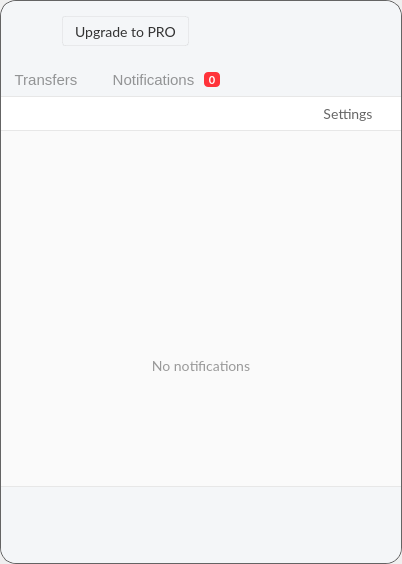
This is src/MEGASync/gui/win/InfoDialog.ui in meganz/MEGAsync as Qt 5 draws it before an edit. The edited form follows.
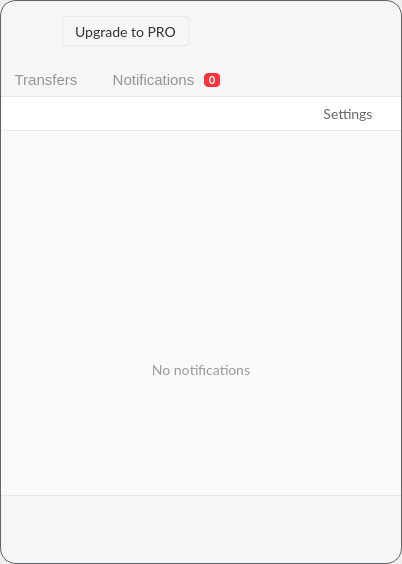
This is the edited form. Icons and pictures are not drawn. Custom widgets are drawn as their Qt base class.

Commit message: fix missplaced separator in InfoDialog & missmatched heights/widths

The edit to the form file:
```diff
--- a/src/MEGASync/gui/win/InfoDialog.ui
+++ b/src/MEGASync/gui/win/InfoDialog.ui
@@ -2,18 +2,10 @@
 <ui version="4.0">
  <class>InfoDialog</class>
  <widget class="QDialog" name="InfoDialog">
-  <property name="geometry">
-   <rect>
-    <x>0</x>
-    <y>0</y>
-    <width>402</width>
-    <height>564</height>
-   </rect>
-  </property>
   <property name="minimumSize">
    <size>
-    <width>402</width>
-    <height>564</height>
+    <width>0</width>
+    <height>0</height>
    </size>
   </property>
   <property name="maximumSize">
@@ -98,20 +90,11 @@
     <widget class="QWidget" name="wInfoDialogIn" native="true">
      <property name="minimumSize">
       <size>
-       <width>402</width>
-       <height>564</height>
+       <width>0</width>
+       <height>0</height>
       </size>
      </property>
-     <property name="maximumSize">
-      <size>
-       <width>402</width>
-       <height>564</height>
-      </size>
-     </property>
-     <property name="styleSheet">
-      <string notr="true"/>
-     </property>
-     <layout class="QVBoxLayout" name="verticalLayout_4">
+     <layout class="QVBoxLayout" name="verticalLayout_wInfoDialogIn">
       <property name="spacing">
        <number>0</number>
       </property>
@@ -137,8 +120,8 @@
         </property>
         <property name="minimumSize">
          <size>
-          <width>400</width>
-          <height>464</height>
+          <width>0</width>
+          <height>0</height>
          </size>
         </property>
         <property name="maximumSize">
@@ -171,9 +154,7 @@
            <property name="styleSheet">
             <string notr="true">#wHeaderframe
 {
-border-top-left-radius: 16px;
-border-top-right-radius: 16px;
-background-color: #F4F6F8;
+border: none;
 }</string>
            </property>
            <property name="frameShape">
@@ -792,7 +773,7 @@
                              <property name="maximumSize">
                               <size>
                                <width>16777215</width>
-                               <height>15</height>
+                               <height>14</height>
                               </size>
                              </property>
                              <property name="styleSheet">
@@ -2384,9 +2365,7 @@
            <property name="styleSheet">
             <string notr="true">#wBottomFrame
 {
-border-bottom-left-radius: 16px;
-border-bottom-right-radius: 16px;
-background-color: #F4F6F8;
+border: none;
 }</string>
            </property>
            <property name="frameShape">
```
Left out of the diff: 3 changed lines with no effect on the pictures. The commit also changes 2 other files.
